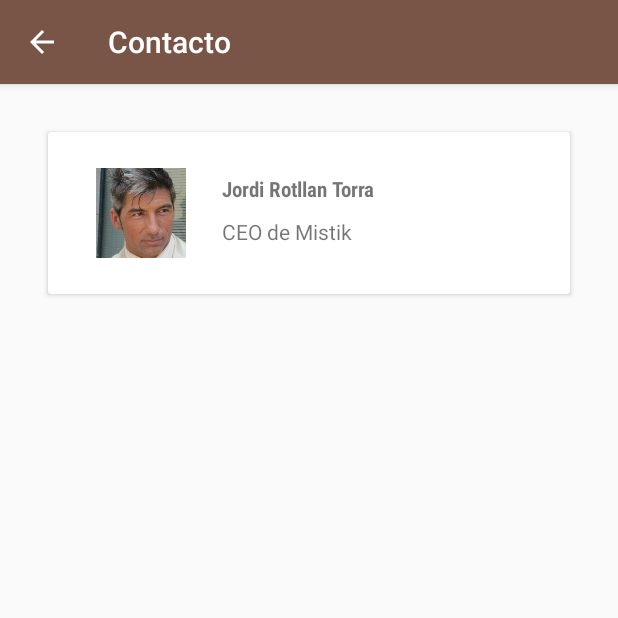
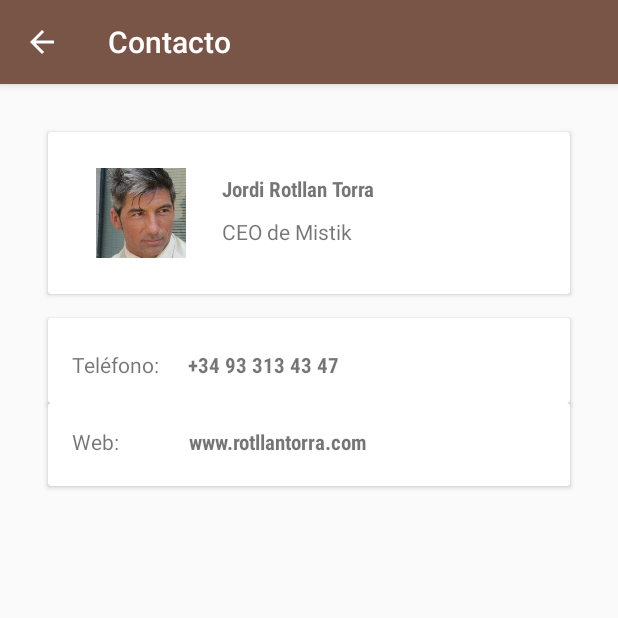
Before and after one commit to 41003840S/Mistik, an Android app: the ContactActivity screen opened directly, with no data from a screen before it, on a phone screen of 412 x 824 dp, the top half of it. Run offline under Robolectric (Android 15) with nearby library versions, the phone set to English and light mode, and no system bars; our stand-ins replace ButterKnife; pictures from the network do not load; 1 statement that could not run was skipped.

Commit message:
Some Changes on ContactActivity

```diff
--- a/app/src/main/AndroidManifest.xml
+++ b/app/src/main/AndroidManifest.xml
@@ -2,6 +2,7 @@
 <manifest xmlns:android="http://schemas.android.com/apk/res/android"
     package="com.project.mistik">
 
+    <uses-permission android:name="android.permission.CALL_PHONE" />
     <uses-permission android:name="android.permission.INTERNET" />
 
     <application
--- a/app/src/main/java/com/project/mistik/ContactActivity.java
+++ b/app/src/main/java/com/project/mistik/ContactActivity.java
@@ -1,12 +1,16 @@
 package com.project.mistik;
 
+import android.content.Intent;
 import android.graphics.Bitmap;
+import android.net.Uri;
 import android.os.Bundle;
 import android.support.v4.graphics.drawable.RoundedBitmapDrawable;
 import android.support.v4.graphics.drawable.RoundedBitmapDrawableFactory;
 import android.support.v7.app.AppCompatActivity;
+import android.support.v7.widget.CardView;
 import android.support.v7.widget.Toolbar;
 
+import android.view.View;
 import android.widget.ImageView;
 
 import com.bumptech.glide.Glide;
@@ -18,6 +22,10 @@ import butterknife.ButterKnife;
 public class ContactActivity extends AppCompatActivity {
 
     @Bind(R.id.thumbnail) ImageView photo;
+    @Bind(R.id.cardTlf) CardView cardTlf;
+    @Bind(R.id.cardWeb) CardView cardWeb;
+    Intent intent;
+
 
     @Override
     protected void onCreate(Bundle savedInstanceState) {
@@ -41,6 +49,28 @@ public class ContactActivity extends AppCompatActivity {
             }
         });
 
+        cardTlf.setOnClickListener(new View.OnClickListener() {
+            @Override
+            public void onClick(View v) {
+                String PhoneNum = "+34-933-134-347";
+                intent = new Intent(Intent.ACTION_DIAL);
+                intent.setData(Uri.parse("tel:"+Uri.encode(PhoneNum.trim())));
+                intent.setFlags(Intent.FLAG_ACTIVITY_NEW_TASK);
+                startActivity(intent);
+
+            }
+        });
+
+        cardWeb.setOnClickListener(new View.OnClickListener() {
+            @Override
+            public void onClick(View v) {
+                String url = "http://www.rotllantorra.com";
+                intent = new Intent(Intent.ACTION_VIEW);
+                intent.setData(Uri.parse(url));
+                startActivity(intent);
+            }
+        });
+
 
         getSupportActionBar().setDisplayHomeAsUpEnabled(true);
     }
--- a/app/src/main/res/layout/content_contact.xml
+++ b/app/src/main/res/layout/content_contact.xml
@@ -1,5 +1,5 @@
 <?xml version="1.0" encoding="utf-8"?>
-<RelativeLayout xmlns:android="http://schemas.android.com/apk/res/android"
+<LinearLayout xmlns:android="http://schemas.android.com/apk/res/android"
     xmlns:app="http://schemas.android.com/apk/res-auto"
     xmlns:tools="http://schemas.android.com/tools"
     android:layout_width="match_parent"
@@ -8,6 +8,7 @@
     android:paddingLeft="@dimen/activity_horizontal_margin"
     android:paddingRight="@dimen/activity_horizontal_margin"
     android:paddingTop="@dimen/activity_vertical_margin"
+    android:orientation="vertical"
     app:layout_behavior="@string/appbar_scrolling_view_behavior"
     tools:context="com.project.mistik.ContactActivity"
     tools:showIn="@layout/activity_contact">
@@ -68,9 +69,94 @@
                     android:paddingLeft="16dp"
                     android:paddingTop="5dp" />
             </LinearLayout>
+        </LinearLayout>
+    </android.support.v7.widget.CardView>
+
+    <android.support.v7.widget.CardView
+        android:id="@+id/cardTlf"
+        android:layout_width="match_parent"
+        android:layout_height="wrap_content"
+        android:layout_marginLeft="@dimen/card_margin"
+        android:layout_marginRight="@dimen/card_margin">
+
+                <LinearLayout
+                    android:layout_width="wrap_content"
+                    android:layout_height="wrap_content"
+                    android:paddingTop="@dimen/card_margin"
+                    android:paddingBottom="@dimen/card_margin"
+                    android:orientation="horizontal">
+
+                    <TextView
+                        android:id="@+id/textTlf"
+                        style="style/TextAppearance.Small"
+                        android:layout_width="match_parent"
+                        android:layout_height="wrap_content"
+                        android:ellipsize="end"
+                        android:maxLines="1"
+                        android:singleLine="true"
+                        android:text="Teléfono: "
+                        android:paddingLeft="16dp"
+                        android:paddingTop="5dp" />
+
+                    <TextView
+                        android:id="@+id/telephone"
+                        style="style/TextAppearance.Medium"
+                        android:layout_width="match_parent"
+                        android:layout_height="wrap_content"
+                        android:fontFamily="sans-serif-condensed"
+                        android:lineSpacingMultiplier="0.85"
+                        android:paddingBottom="4dp"
+                        android:singleLine="true"
+                        android:maxLines="1"
+                        android:ellipsize="end"
+                        android:textStyle="bold"
+                        android:text="+34 93 313 43 47"
+                        android:paddingLeft="16dp" />
+
+                </LinearLayout>
+    </android.support.v7.widget.CardView>
+
+    <android.support.v7.widget.CardView
+        android:id="@+id/cardWeb"
+        android:layout_width="match_parent"
+        android:layout_height="wrap_content"
+        android:layout_marginLeft="@dimen/card_margin"
+        android:layout_marginRight="@dimen/card_margin">
+
+        <LinearLayout
+            android:layout_width="wrap_content"
+            android:layout_height="wrap_content"
+            android:paddingTop="@dimen/card_margin"
+            android:paddingBottom="@dimen/card_margin"
+            android:orientation="horizontal">
+
+            <TextView
+                android:id="@+id/textWeb"
+                style="style/TextAppearance.Small"
+                android:layout_width="match_parent"
+                android:layout_height="wrap_content"
+                android:ellipsize="end"
+                android:maxLines="1"
+                android:singleLine="true"
+                android:text="Web: "
+                android:paddingLeft="16dp" />
+
+            <TextView
+                android:id="@+id/web"
+                style="style/TextAppearance.Medium"
+                android:layout_width="match_parent"
+                android:layout_height="wrap_content"
+                android:fontFamily="sans-serif-condensed"
+                android:lineSpacingMultiplier="0.85"
+                android:paddingBottom="4dp"
+                android:singleLine="true"
+                android:maxLines="1"
+                android:ellipsize="end"
+                android:textStyle="bold"
+                android:text="www.rotllantorra.com"
+                android:paddingLeft="43dp" />
 
         </LinearLayout>
-
     </android.support.v7.widget.CardView>
 
-</RelativeLayout>
+</LinearLayout>
```
